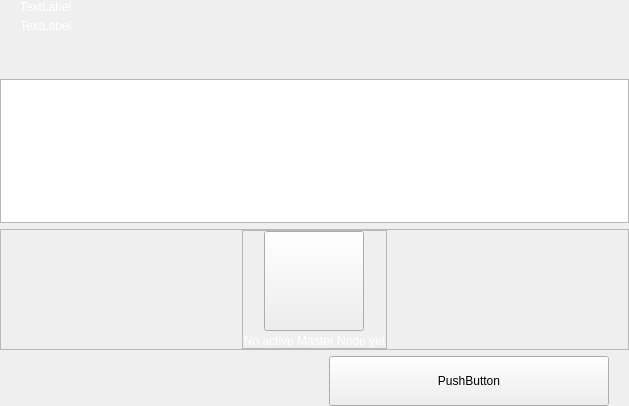
This is src/qt/forms/masternodeswidget.ui in eons-finance/ALQO as Qt 5 draws it before an edit. The edited form follows.
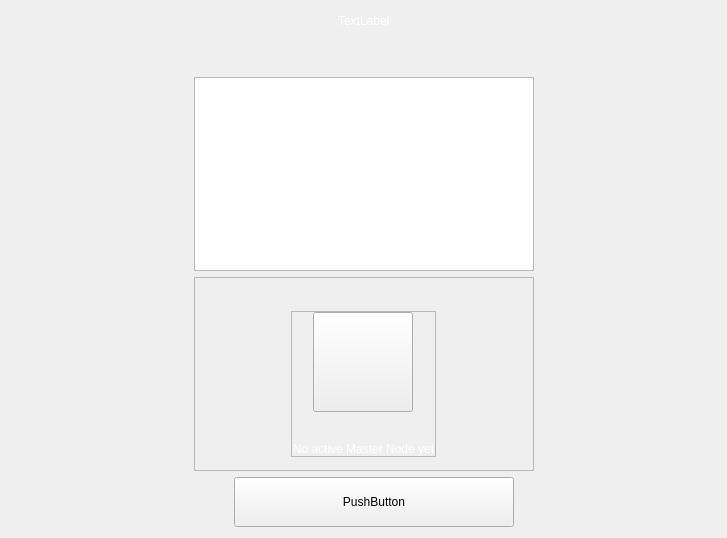
This is the edited form.

```diff
--- a/src/qt/forms/masternodeswidget.ui
+++ b/src/qt/forms/masternodeswidget.ui
@@ -6,29 +6,29 @@
    <rect>
     <x>0</x>
     <y>0</y>
-    <width>629</width>
-    <height>406</height>
+    <width>727</width>
+    <height>538</height>
    </rect>
   </property>
   <property name="windowTitle">
    <string>Form</string>
   </property>
-  <layout class="QHBoxLayout" name="horizontalLayout_2" stretch="2">
-   <property name="spacing">
-    <number>0</number>
-   </property>
-   <property name="leftMargin">
-    <number>0</number>
-   </property>
-   <property name="topMargin">
-    <number>0</number>
-   </property>
-   <property name="rightMargin">
-    <number>0</number>
-   </property>
-   <property name="bottomMargin">
-    <number>0</number>
-   </property>
+  <layout class="QVBoxLayout" name="verticalLayout_4">
+   <item>
+    <layout class="QHBoxLayout" name="horizontalLayout_2">
+     <item>
+      <spacer name="horizontalSpacer_7">
+       <property name="orientation">
+        <enum>Qt::Horizontal</enum>
+       </property>
+       <property name="sizeHint" stdset="0">
+        <size>
+         <width>40</width>
+         <height>20</height>
+        </size>
+       </property>
+      </spacer>
+     </item>
    <item>
     <widget class="QWidget" name="left" native="true">
      <layout class="QVBoxLayout" name="verticalLayout_3">
@@ -55,13 +55,36 @@
            <number>0</number>
           </property>
           <property name="leftMargin">
-           <number>20</number>
+             <number>0</number>
           </property>
           <item>
-           <layout class="QVBoxLayout" name="verticalLayout_8">
-            <property name="spacing">
-             <number>5</number>
-            </property>
+             <spacer name="horizontalSpacer_4">
+              <property name="orientation">
+               <enum>Qt::Horizontal</enum>
+              </property>
+              <property name="sizeHint" stdset="0">
+               <size>
+                <width>40</width>
+                <height>20</height>
+               </size>
+              </property>
+             </spacer>
+            </item>
+            <item>
+             <layout class="QHBoxLayout" name="horizontalLayout">
+              <item>
+               <spacer name="horizontalSpacer_3">
+                <property name="orientation">
+                 <enum>Qt::Horizontal</enum>
+                </property>
+                <property name="sizeHint" stdset="0">
+                 <size>
+                  <width>40</width>
+                  <height>20</height>
+                 </size>
+                </property>
+               </spacer>
+              </item>
             <item>
              <widget class="QLabel" name="labelTitle">
               <property name="styleSheet">
@@ -72,15 +95,18 @@
               </property>
              </widget>
             </item>
-            <item alignment="Qt::AlignTop">
-             <widget class="QLabel" name="labelSubtitle1">
-              <property name="styleSheet">
-               <string notr="true">color:white;</string>
-              </property>
-              <property name="text">
-               <string>TextLabel</string>
-              </property>
-             </widget>
+              <item>
+               <spacer name="horizontalSpacer_2">
+                <property name="orientation">
+                 <enum>Qt::Horizontal</enum>
+                </property>
+                <property name="sizeHint" stdset="0">
+                 <size>
+                  <width>40</width>
+                  <height>20</height>
+                 </size>
+                </property>
+               </spacer>
             </item>
            </layout>
           </item>
@@ -288,6 +314,21 @@
       </item>
      </layout>
     </widget>
+     </item>
+     <item>
+      <spacer name="horizontalSpacer_6">
+       <property name="orientation">
+        <enum>Qt::Horizontal</enum>
+       </property>
+       <property name="sizeHint" stdset="0">
+        <size>
+         <width>40</width>
+         <height>20</height>
+        </size>
+       </property>
+      </spacer>
+     </item>
+    </layout>
    </item>
   </layout>
  </widget>
```
Lines whose indentation alone changed are shown as unchanged.
